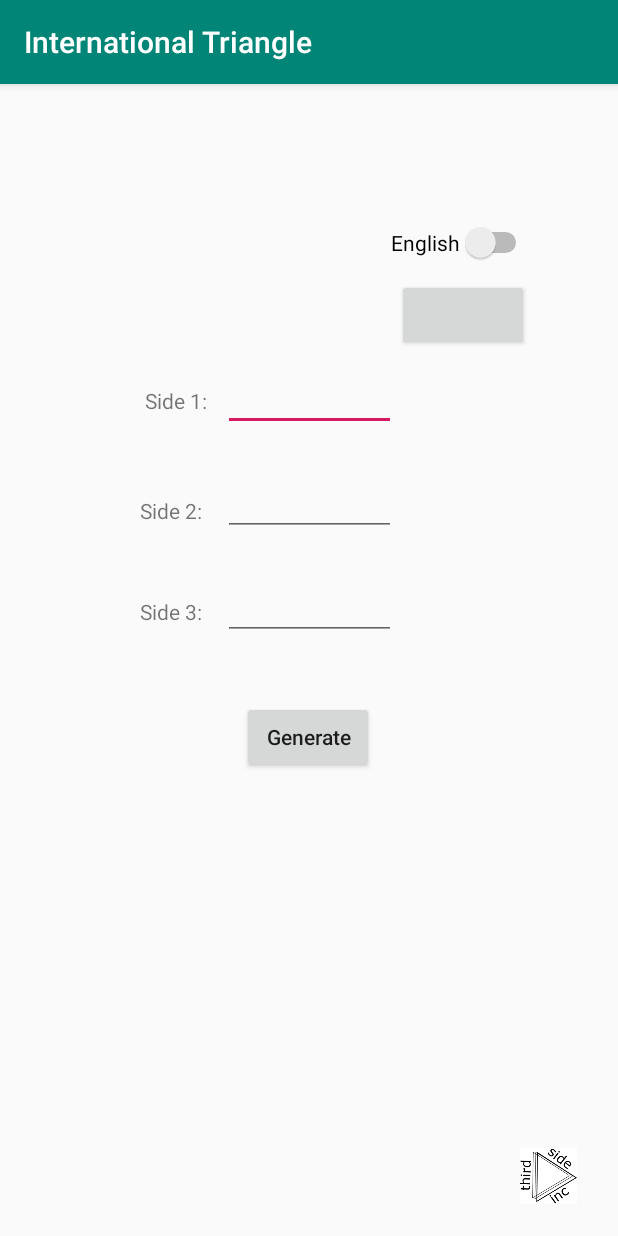
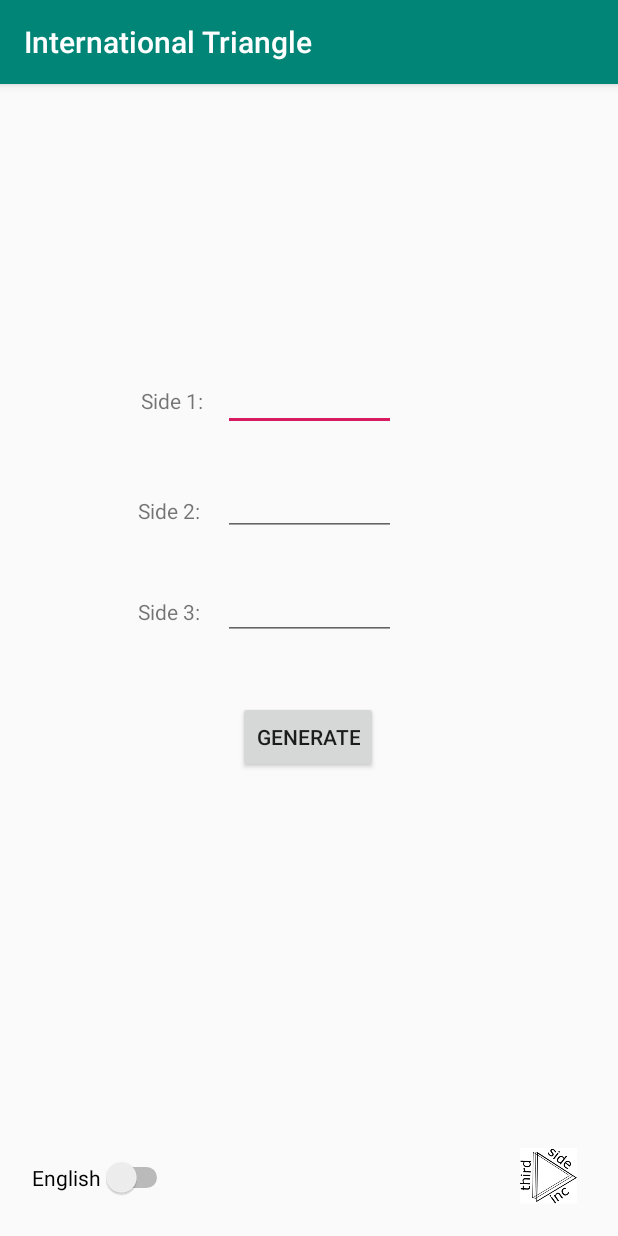
Before and after one commit to tahir-u/InternationalTriangle, an Android app: the screen it shows after launch (MainActivity), on a phone screen of 412 x 824 dp. Run offline under Robolectric (Android 15) with nearby library versions, the phone set to English and light mode, and no system bars.

Commit message:
Add Spanish / English language support toggling * Update layout widths for labels * Update logic for language switch toggle

```diff
--- a/app/src/main/java/com/example/internationaltriangle/MainActivity.java
+++ b/app/src/main/java/com/example/internationaltriangle/MainActivity.java
@@ -3,10 +3,11 @@ package com.example.internationaltriangle;
 import androidx.appcompat.app.AppCompatActivity;
 
 import android.os.Bundle;
-import android.text.InputType;
 import android.view.View;
 import android.widget.TextView;
 import android.widget.Button;
+import android.widget.Switch;
+import android.widget.CompoundButton;
 
 import java.util.HashMap;
 import java.util.Map;
@@ -14,12 +15,17 @@ import java.util.Map;
 public class MainActivity extends AppCompatActivity implements View.OnClickListener {
 
     private Button buttonClick;
+    private Switch languageSwitch;
     private TextView sideOne;
     private TextView sideTwo;
     private TextView sideThree;
     private TextView results;
+    private TextView labelOne;
+    private TextView labelTwo;
+    private TextView labelThree;
     private HashMap<String, String> englishPhrases;
     private HashMap<String, String> spanishPhrases;
+    private HashMap<String, String> currentPhrases;
 
     @Override
     protected void onCreate(Bundle savedInstanceState) {
@@ -29,7 +35,9 @@ public class MainActivity extends AppCompatActivity implements View.OnClickListe
         // Add button handler/listener
         this.buttonClick = findViewById(R.id.generateButton);
         this.buttonClick.setOnClickListener(MainActivity.this);
-        this.buttonClick.setInputType(InputType.TYPE_NULL);
+
+        // Add switch handler/listener
+        this.languageSwitch = findViewById(R.id.languageSwitch);
 
         // Add text handlers/listeners
         this.sideOne = findViewById(R.id.input1);
@@ -38,6 +46,11 @@ public class MainActivity extends AppCompatActivity implements View.OnClickListe
 
         this.sideThree = findViewById(R.id.input3);
 
+        // Add label handlers
+        this.labelOne = findViewById(R.id.labelSide1);
+        this.labelTwo = findViewById(R.id.labelSide2);
+        this.labelThree = findViewById(R.id.labelSide3);
+
         // Add results handler
         this.results = findViewById(R.id.resultsTextBox);
 
@@ -45,10 +58,23 @@ public class MainActivity extends AppCompatActivity implements View.OnClickListe
         this.englishPhrases = this.generateEnglishPhrases();
         this.spanishPhrases = this.generateSpanishPhrases();
 
+        this.currentPhrases = this.generateEnglishPhrases(); // English by default
+
+        this.languageSwitch.setOnCheckedChangeListener(new CompoundButton.OnCheckedChangeListener() {
+            @Override
+            public void onCheckedChanged(CompoundButton compoundButton, boolean b) {
+                String label = b ? "Spanish" : "English";
+                compoundButton.setText(label);
+            }
+        });
     }
 
     private HashMap<String, String> generateEnglishPhrases() {
         HashMap<String, String> result = new HashMap();
+
+        result.put("side 1", "Side 1:");
+        result.put("side 2", "Side 2:");
+        result.put("side 3", "Side 3:");
 
         result.put("equilateral", "Equilateral Triangle.");
         result.put("isosceles", "Isosceles Triangle.");
@@ -66,6 +92,10 @@ public class MainActivity extends AppCompatActivity implements View.OnClickListe
     private HashMap<String, String> generateSpanishPhrases() {
         HashMap<String, String> result = new HashMap();
 
+        result.put("side 1", "Lado 1:");
+        result.put("side 2", "Lado 2:");
+        result.put("side 3", "Lado 3:");
+
         result.put("equilateral", "Triángulo equilátero.");
         result.put("isosceles", "Triángulo isósceles.");
         result.put("scalene", "Triángulo escaleno.");
@@ -80,8 +110,28 @@ public class MainActivity extends AppCompatActivity implements View.OnClickListe
         return result;
     }
 
+    private void setCurrentPhrases(String language) {
+        switch (language) {
+            case "Spanish":
+                this.currentPhrases = this.generateSpanishPhrases();
+                break;
+            default:
+                this.currentPhrases = this.generateEnglishPhrases();
+                break;
+        }
+    }
+
+    private void setLabels() {
+        this.labelOne.setText(this.currentPhrases.get("side 1"));
+        this.labelTwo.setText(this.currentPhrases.get("side 2"));
+        this.labelThree.setText(this.currentPhrases.get("side 3"));
+    }
+
     public void onClick(View v) {
         if (v == this.buttonClick) {
+            String language = this.languageSwitch.getText().toString();
+            this.setCurrentPhrases(language);
+            this.setLabels();
 
             String sideOneString = this.sideOne.getText().toString();
             String sideTwoString = this.sideTwo.getText().toString();
@@ -96,26 +146,26 @@ public class MainActivity extends AppCompatActivity implements View.OnClickListe
 
                     if (Double.compare(sideOne, 0) == 0 || Double.compare(sideTwo, 0) == 0 || Double.compare(sideThree, 0) == 0) {
                         this.results.clearComposingText();
-                        this.results.setText("Goodbye!");
+                        this.results.setText(this.currentPhrases.get("goodbye"));
                     } else {
                         String triangleType = this.getTriangleTypes(sideOne, sideTwo, sideThree);
 
                         this.results.clearComposingText();
-                        this.results.setText(triangleType);
+                        this.results.setText(this.currentPhrases.get(triangleType));
                     }
                 } catch (Exception e) {
                     this.results.clearComposingText();
-                    this.results.setText("One or more triangle sides were invalid.");
+                    this.results.setText(this.currentPhrases.get("invalid sides"));
                 }
 
             } else {
 
                 if (sideOneString.contains("0") || sideTwoString.contains("0") || sideThreeString.contains("0")) {
                     this.results.clearComposingText();
-                    this.results.setText("Goodbye!");
+                    this.results.setText(this.currentPhrases.get("goodbye"));
                 } else {
                     this.results.clearComposingText();
-                    this.results.setText("One or more sides are missing for the triangle type calculation.");
+                    this.results.setText(this.currentPhrases.get("missing sides"));
                 }
             }
 
@@ -127,9 +177,9 @@ public class MainActivity extends AppCompatActivity implements View.OnClickListe
 
         // Check for negative values
         if (sideOne <= 0 || sideTwo <= 0 || sideThree <= 0) {
-            return "One or more triangle sides were invalid.";
+            return "invalid sides";
         } else if ((sideOne + sideTwo < sideThree) || (sideOne + sideThree < sideOne) || (sideTwo + sideThree < sideOne)) {
-            return "Invalid triangle (the inputs do not form a triangle).";
+            return "missing sides";
         }
 
         boolean isEquilateral = Double.compare(sides[0], sides[1]) == 0 &&
@@ -139,11 +189,11 @@ public class MainActivity extends AppCompatActivity implements View.OnClickListe
                 Double.compare(sides[0], sides[2]) != 0;
 
         if (isEquilateral) {
-            return "Equilateral triangle";
+            return "equilateral";
         } else if (isScalene) {
-            return "Scalene triangle";
+            return "scalene";
         } else {
-            return "Isosceles triangle";
+            return "isosceles";
         }
     }
 
--- a/app/src/main/res/layout/activity_main.xml
+++ b/app/src/main/res/layout/activity_main.xml
@@ -9,8 +9,8 @@
     <!-- Label for side one -->
     <TextView
         android:id="@+id/labelSide1"
-        android:layout_width="wrap_content"
-        android:layout_height="wrap_content"
+        android:layout_width="50dp"
+        android:layout_height="20dp"
         android:text="Side 1:"
         app:layout_constraintBottom_toBottomOf="parent"
         app:layout_constraintEnd_toEndOf="parent"
@@ -35,7 +35,7 @@
     <!-- Label for side two -->
     <TextView
         android:id="@+id/labelSide2"
-        android:layout_width="45dp"
+        android:layout_width="50dp"
         android:layout_height="20dp"
         android:text="Side 2:"
         app:layout_constraintBottom_toBottomOf="parent"
@@ -62,7 +62,7 @@
     <!-- Label for side three -->
     <TextView
         android:id="@+id/labelSide3"
-        android:layout_width="45dp"
+        android:layout_width="50dp"
         android:layout_height="20dp"
         android:text="Side 3:"
         app:layout_constraintBottom_toBottomOf="parent"
@@ -156,17 +156,6 @@
         android:layout_height="wrap_content" />
 
 
-    <Button
-        android:id="@+id/languageButton"
-        android:layout_width="wrap_content"
-        android:layout_height="wrap_content"
-        app:layout_constraintBottom_toBottomOf="parent"
-        app:layout_constraintEnd_toEndOf="parent"
-        app:layout_constraintHorizontal_bias="0.804"
-        app:layout_constraintStart_toStartOf="@+id/guideline2"
-        app:layout_constraintTop_toTopOf="@+id/guideline3"
-        app:layout_constraintVertical_bias="0.11" />
-
     <Switch
         android:id="@+id/languageSwitch"
         android:layout_width="wrap_content"
@@ -174,23 +163,11 @@
         android:text="English"
         app:layout_constraintBottom_toBottomOf="parent"
         app:layout_constraintEnd_toEndOf="parent"
-        app:layout_constraintHorizontal_bias="0.807"
+        app:layout_constraintHorizontal_bias="0.0"
         app:layout_constraintStart_toStartOf="@+id/guideline2"
         app:layout_constraintTop_toTopOf="@+id/guideline3"
-        app:layout_constraintVertical_bias="0.051"
-        tools:text="Spanish" />
-
-    <TextView
-        android:id="@+id/langaugeButtonText"
-        android:layout_width="wrap_content"
-        android:layout_height="wrap_content"
-        android:text="TextView"
-        app:layout_constraintBottom_toBottomOf="parent"
-        app:layout_constraintEnd_toEndOf="parent"
-        app:layout_constraintHorizontal_bias="0.77"
-        app:layout_constraintStart_toStartOf="@+id/guideline2"
-        app:layout_constraintTop_toTopOf="@+id/guideline3"
-        app:layout_constraintVertical_bias="0.125" />
+        app:layout_constraintVertical_bias="0.963"
+        tools:text="English" />
 
 
 </androidx.constraintlayout.widget.ConstraintLayout>
```
